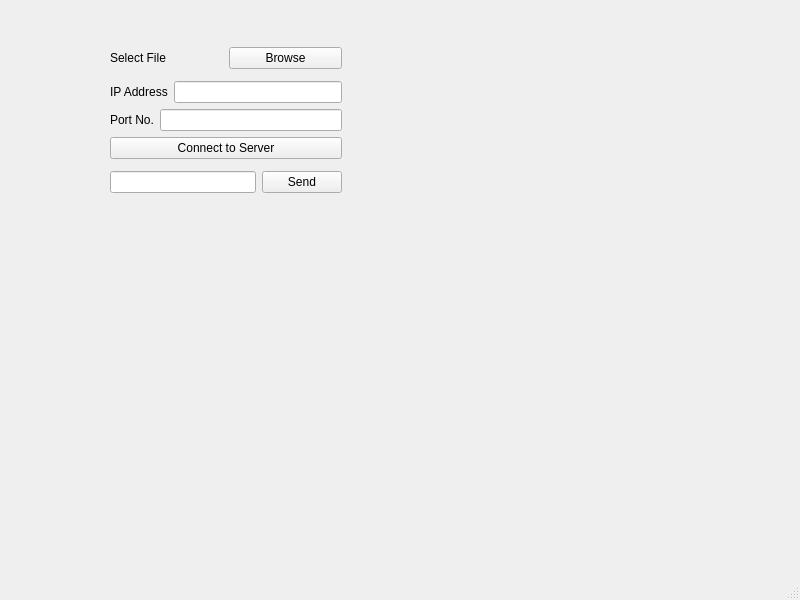
Old version of the form CLIENT-GUI/mainwindow.ui in the repository Chuvak28/OS.
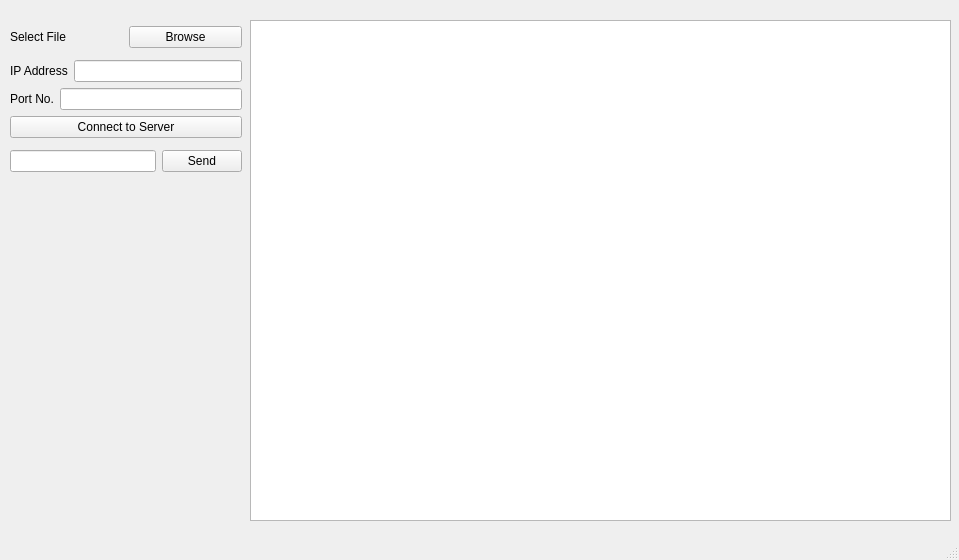
New version of the form.

```diff
--- a/CLIENT-GUI/mainwindow.ui
+++ b/CLIENT-GUI/mainwindow.ui
@@ -6,19 +6,19 @@
    <rect>
     <x>0</x>
     <y>0</y>
-    <width>800</width>
-    <height>600</height>
+    <width>959</width>
+    <height>560</height>
    </rect>
   </property>
   <property name="windowTitle">
    <string>MainWindow</string>
   </property>
   <widget class="QWidget" name="centralwidget">
-   <widget class="QWidget" name="">
+   <widget class="QWidget" name="layoutWidget">
     <property name="geometry">
      <rect>
-      <x>110</x>
-      <y>41</y>
+      <x>10</x>
+      <y>20</y>
       <width>232</width>
       <height>161</height>
      </rect>
@@ -97,6 +97,16 @@
      </item>
     </layout>
    </widget>
+   <widget class="QGraphicsView" name="imageView">
+    <property name="geometry">
+     <rect>
+      <x>250</x>
+      <y>20</y>
+      <width>701</width>
+      <height>501</height>
+     </rect>
+    </property>
+   </widget>
   </widget>
   <widget class="QMenuBar" name="menubar">
    <property name="geometry">
```
Left out of the diff: 2 changed lines with no effect on the pictures.
